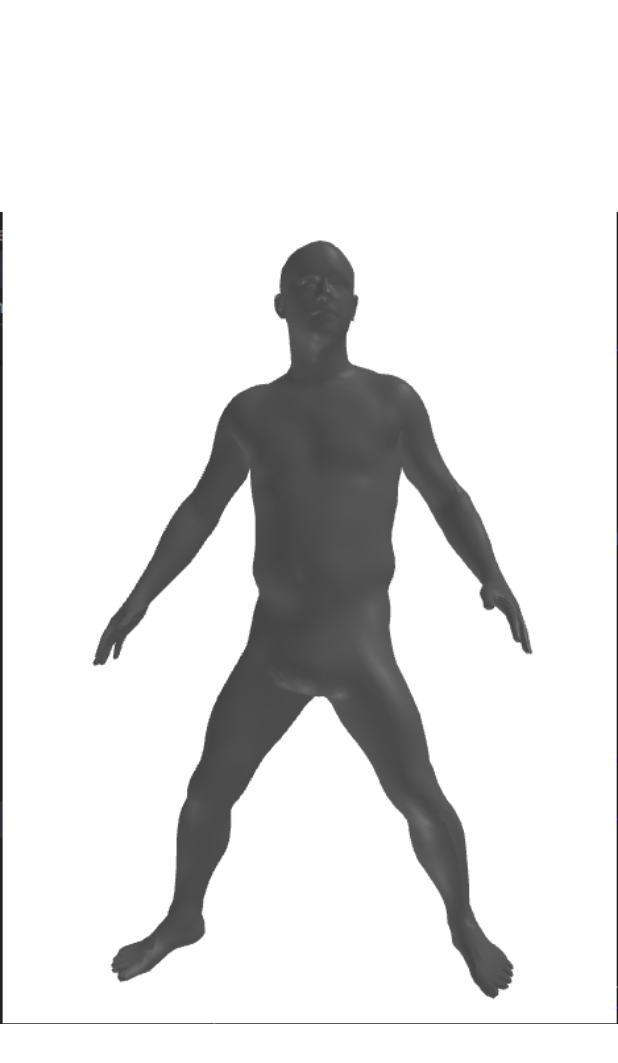
After one commit to JuiP/SizeAndFit, an Android app: the layout modelgif.xml on its own in the app's theme, with its tools: preview values and no code run, on a phone screen of 412 x 824 dp. The commit adds this screen. Shown: the top 1063 px of the screen. Run offline under Robolectric (Android 15) with nearby library versions, the phone set to English and light mode, and no system bars.

Commit message:
Add gif image as the body model

```diff
--- a/SizeProfile/app/build.gradle
+++ b/SizeProfile/app/build.gradle
@@ -48,4 +48,6 @@ dependencies {
     testImplementation 'junit:junit:4.+'
     androidTestImplementation 'androidx.test.ext:junit:1.1.2'
     androidTestImplementation 'androidx.test.espresso:espresso-core:3.3.0'
+    implementation 'pl.droidsonroids.gif:android-gif-drawable:1.2.19'
+
 }
--- a/SizeProfile/app/src/main/res/layout/fragment_home.xml
+++ b/SizeProfile/app/src/main/res/layout/fragment_home.xml
@@ -81,7 +81,7 @@
         app:backgroundTint="#FF9800" />
 
     <Button
-        android:id="@+id/button3"
+        android:id="@+id/measuremesh"
         android:layout_width="wrap_content"
         android:layout_height="wrap_content"
         android:layout_alignParentEnd="true"
--- /dev/null
+++ b/SizeProfile/app/src/main/res/layout/modelgif.xml
@@ -0,0 +1,13 @@
+<?xml version="1.0" encoding="utf-8"?>
+<androidx.constraintlayout.widget.ConstraintLayout
+    xmlns:android="http://schemas.android.com/apk/res/android"
+    xmlns:app="http://schemas.android.com/apk/res-auto"
+    xmlns:tools="http://schemas.android.com/tools"
+    android:layout_width="match_parent"
+    android:layout_height="match_parent">
+
+    <pl.droidsonroids.gif.GifImageView
+        android:layout_width="match_parent"
+        android:layout_height="match_parent"
+        android:src="@drawable/model"/>
+</androidx.constraintlayout.widget.ConstraintLayout>
```
Also changed, not shown: SizeProfile/app/src/main/java/com/example/bodymeasurementdisplay/ui/measureme/HomeFragment.kt (+19 -0 lines), SizeProfile/app/src/main/res/drawable-v21/model.gif (added), SizeProfile/gradle/wrapper/gradle-wrapper.properties.
